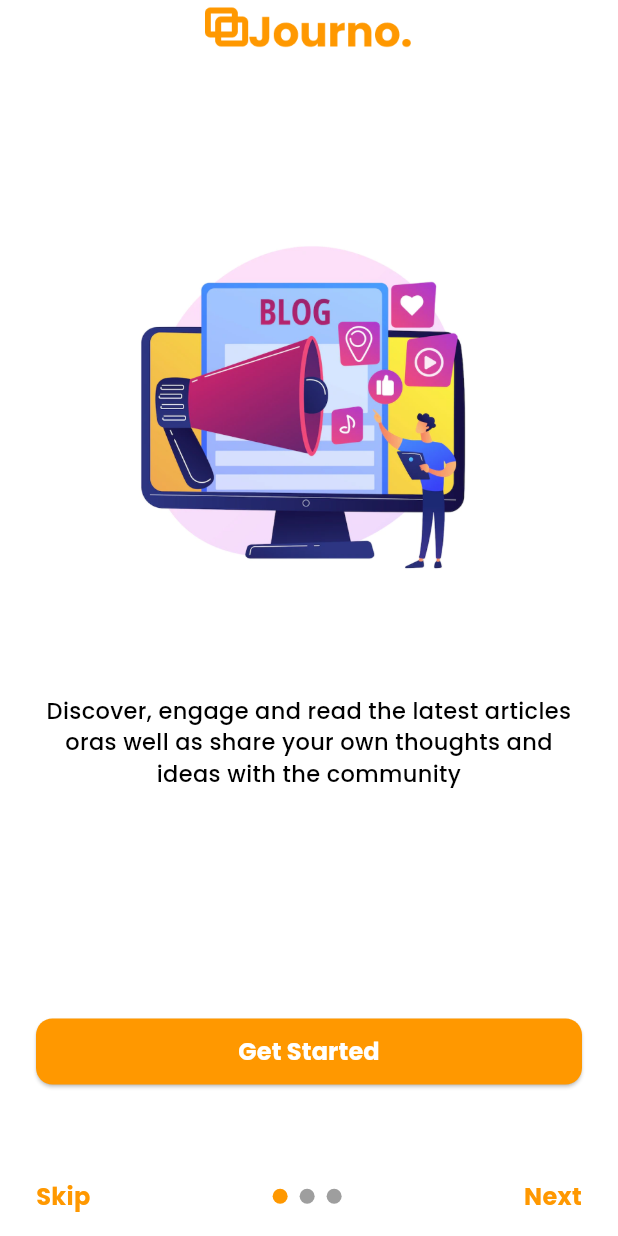
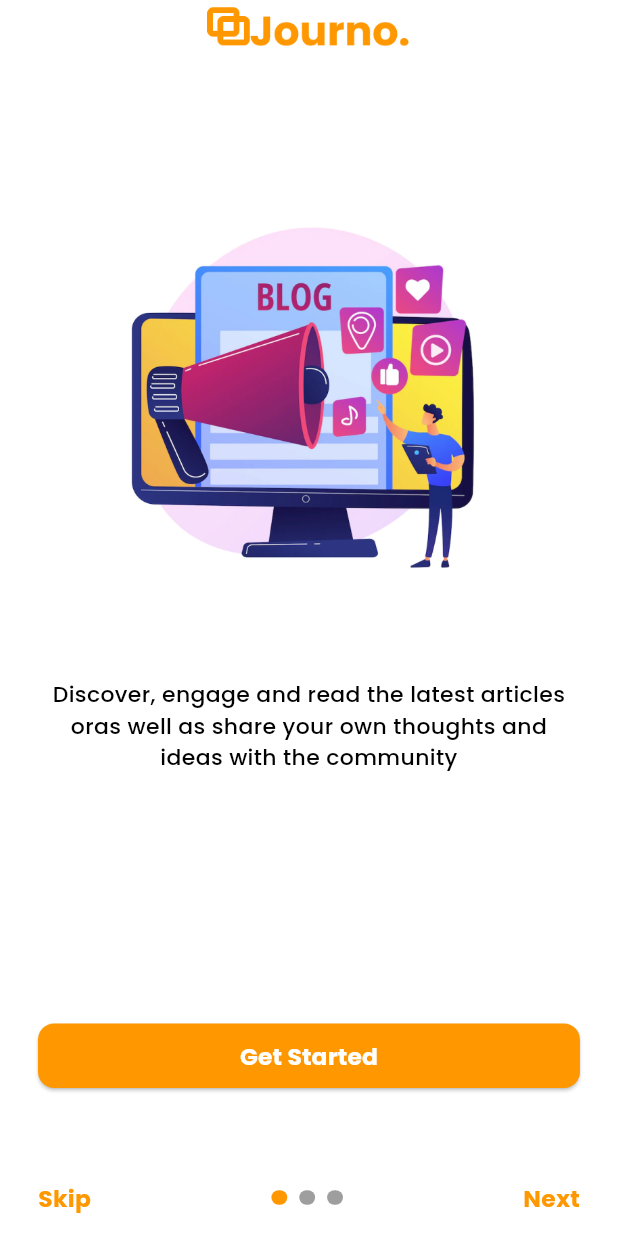
Before and after one commit to ganeshchay2021/Journo-Aapp, a Flutter app: the screen it shows after launch, on a phone screen of 412 x 824 dp. Run offline on Flutter 3.47's test engine with Material 3 defaults, Android fonts, the phone set to English and light mode, and no system bars; drawn by our look-alikes of smooth_page_indicator; our stand-ins replace auto_route, device_preview, flutter_screenutil, google_fonts, velocity_x; missing offline and left inert: animation_wrappers.

Commit message:
adding screen utils

```diff
--- a/lib/main.dart
+++ b/lib/main.dart
@@ -1,27 +1,36 @@
+import 'package:device_preview/device_preview.dart';
+import 'package:flutter/foundation.dart';
 import 'package:flutter/material.dart';
+import 'package:flutter_screenutil/flutter_screenutil.dart';
 import 'package:jurney_blog_app/core/constant/my_strings.dart';
 import 'package:jurney_blog_app/core/theme/app_theme.dart';
-
 import 'presentation/routers/routers_imports.dart';
 
-void main() {
-  runApp( MyApp());
-}
+void main() => runApp(
+  DevicePreview(
+    enabled: !kReleaseMode,
+    builder: (context) => MyApp(), // Wrap your app
+  ),
+);
 
 class MyApp extends StatelessWidget {
   MyApp({super.key});
 
-   final _appRouter = AppRouter();
+  final _appRouter = AppRouter();
 
   @override
   Widget build(BuildContext context) {
-
-    return MaterialApp.router(
-      title: MyString.appName,
-      theme: AppTheme.lightMode,
-      darkTheme: AppTheme.darkMode,
-      routerConfig: _appRouter.config(),
-
+    return ScreenUtilInit(
+      designSize: const Size(390, 844),
+      minTextAdapt: true,
+      useInheritedMediaQuery: true,
+      splitScreenMode: true,
+      child: MaterialApp.router(
+        title: MyString.appName,
+        theme: AppTheme.lightMode,
+        darkTheme: AppTheme.darkMode,
+        routerConfig: _appRouter.config(),
+      ),
     );
   }
 }
--- a/lib/presentation/common widgets/custom_button.dart
+++ b/lib/presentation/common widgets/custom_button.dart
@@ -1,5 +1,6 @@
 
 import 'package:flutter/material.dart';
+import 'package:flutter_screenutil/flutter_screenutil.dart';
 import 'package:jurney_blog_app/core/constant/my_colors.dart';
 import 'package:velocity_x/velocity_x.dart';
 
@@ -13,15 +14,15 @@ class CustomButton extends StatelessWidget {
     return ElevatedButton(
       style: ElevatedButton.styleFrom(
         backgroundColor: MyColors.primaryColor,
-        minimumSize: Size(MediaQuery.of(context).size.width, 44),
+        minimumSize: Size(MediaQuery.of(context).size.width, 44.h),
         shape: RoundedRectangleBorder(
-          borderRadius: BorderRadius.circular(11),
+          borderRadius: BorderRadius.circular(11.r),
         ),
       ),
       onPressed: () {},
       child: "Get Started"
           .text
-          .size(16)
+          .size(16.sp)
           .color(MyColors.white)
           .fontWeight(FontWeight.w700)
           .make(),
--- a/lib/presentation/screens/onboard/onboard.dart
+++ b/lib/presentation/screens/onboard/onboard.dart
@@ -20,19 +20,17 @@ class _OnBoardState extends State<OnBoard> {
       body: SafeArea(
         child: Center(
           child: Padding(
-            padding: const EdgeInsets.symmetric(horizontal: 24),
+            padding: EdgeInsets.symmetric(horizontal: 24.w),
             child: Column(
               children: [
                 //Logo
                 Image.asset(
                   MyAssets.journoLogo,
-                  height: 42,
-                  width: 139,
+                  height: 42.h,
+                  width: 139.h,
                   color: MyColors.primaryColor,
                 ),
-                const SizedBox(
-                  height: 63,
-                ),
+                63.h.heightBox,
                 //onBoard Content (Image+Description)
                 PageView.builder(
                   controller: onboardViewModel.pageController,
@@ -42,9 +40,9 @@ class _OnBoardState extends State<OnBoard> {
                   },
                 ).expand(),
                 //Get Started Button
-                const Padding(
-                  padding: EdgeInsets.symmetric(vertical: 61),
-                  child: CustomButton(),
+                Padding(
+                  padding: EdgeInsets.symmetric(vertical: 61.h),
+                  child: const CustomButton(),
                 ),
                 //Botton Action bar section
                 Row(
@@ -52,7 +50,7 @@ class _OnBoardState extends State<OnBoard> {
                   children: [
                     "Skip"
                         .text
-                        .size(16)
+                        .size(16.sp)
                         .fontWeight(FontWeight.w700)
                         .color(MyColors.primaryColor)
                         .make(),
@@ -60,23 +58,21 @@ class _OnBoardState extends State<OnBoard> {
                         controller: onboardViewModel.pageController,
                         count: onboardViewModel.onboardContent.length,
                         axisDirection: Axis.horizontal,
-                        effect: const WormEffect(
+                        effect: WormEffect(
                           dotColor: MyColors.dotColor,
                           activeDotColor: MyColors.primaryColor,
-                          dotHeight: 10,
-                          dotWidth: 10,
+                          dotHeight: 10.h,
+                          dotWidth: 10.w,
                         )),
                     "Next"
                         .text
-                        .size(16)
+                        .size(16.sp)
                         .fontWeight(FontWeight.w700)
                         .color(MyColors.primaryColor)
                         .make()
                   ],
                 ),
-                const SizedBox(
-                  height: 15,
-                )
+                15.h.heightBox
               ],
             ),
           ),
--- a/lib/presentation/screens/onboard/onboard_imports.dart
+++ b/lib/presentation/screens/onboard/onboard_imports.dart
@@ -1,6 +1,7 @@
 
 import 'package:auto_route/auto_route.dart';
 import 'package:flutter/material.dart';
+import 'package:flutter_screenutil/flutter_screenutil.dart';
 import 'package:jurney_blog_app/core/constant/my_assets.dart';
 import 'package:jurney_blog_app/core/constant/my_colors.dart';
 import 'package:jurney_blog_app/presentation/common%20widgets/custom_button.dart';
--- a/lib/presentation/screens/onboard/widgets/onboard_content.dart
+++ b/lib/presentation/screens/onboard/widgets/onboard_content.dart
@@ -16,15 +16,13 @@ class OnBoardContent extends StatelessWidget {
         //onBoard Image
         Image.asset(
           image,
-          height: 333,
-          width: 333,
+          height: 333.h,
+          width: 333.w,
         ),
-        const SizedBox(
-          height: 25,
-        ),
+       25.h.heightBox,
         //onBoard Description
         onBoardText.text
-            .size(15)
+            .size(15.sp)
             .color(Colors.black)
             .align(TextAlign.center)
             .fontWeight(FontWeight.w500)
--- a/lib/presentation/screens/onboard/widgets/onboard_content_imports.dart
+++ b/lib/presentation/screens/onboard/widgets/onboard_content_imports.dart
@@ -1,4 +1,5 @@
 import 'package:flutter/material.dart';
+import 'package:flutter_screenutil/flutter_screenutil.dart';
 import 'package:velocity_x/velocity_x.dart';
 
 part 'onboard_content.dart';
--- a/lib/presentation/screens/splash/splash.dart
+++ b/lib/presentation/screens/splash/splash.dart
@@ -19,7 +19,9 @@ class _SplashState extends State<Splash> {
     await Future.delayed(
       const Duration(seconds: 4),
       () {
-        AutoRouter.of(context).push(const OnBoardRoute());
+        if (mounted) {
+          AutoRouter.of(context).replace(const OnBoardRoute());
+        }
       },
     );
   }
--- a/pubspec.yaml
+++ b/pubspec.yaml
@@ -50,6 +50,7 @@ dependencies:
   feather_icons: ^1.2.0
   flutter_screenutil: ^5.9.3
   animation_wrappers: ^3.0.0
+  device_preview: ^1.2.0
 
 dev_dependencies:
   flutter_test:
```
Also changed, not shown: pubspec.lock.
